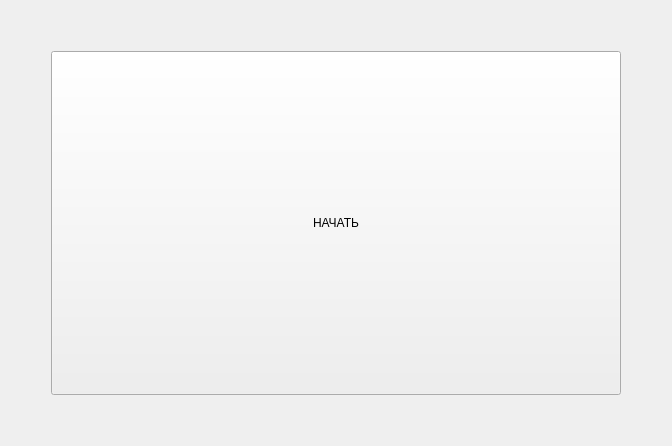
Old version of the form welcome.ui in the repository philipscode/Quiz-for-genetic-algorithm-task.
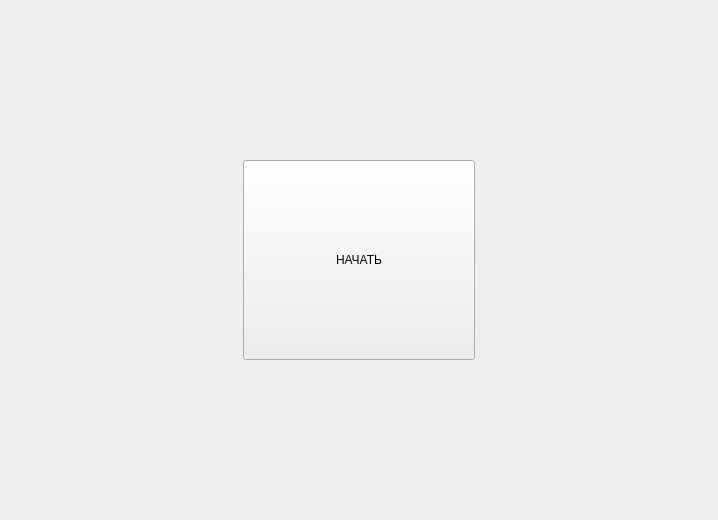
New version of the form.

```diff
--- a/welcome.ui
+++ b/welcome.ui
@@ -6,8 +6,8 @@
    <rect>
     <x>0</x>
     <y>0</y>
-    <width>672</width>
-    <height>446</height>
+    <width>718</width>
+    <height>520</height>
    </rect>
   </property>
   <property name="windowTitle">
@@ -20,11 +20,11 @@
       <enum>Qt::Horizontal</enum>
      </property>
      <property name="sizeType">
-      <enum>QSizePolicy::Preferred</enum>
+      <enum>QSizePolicy::Expanding</enum>
      </property>
      <property name="sizeHint" stdset="0">
       <size>
-       <width>40</width>
+       <width>200</width>
        <height>20</height>
       </size>
      </property>
@@ -36,12 +36,12 @@
       <enum>Qt::Vertical</enum>
      </property>
      <property name="sizeType">
-      <enum>QSizePolicy::Preferred</enum>
+      <enum>QSizePolicy::Expanding</enum>
      </property>
      <property name="sizeHint" stdset="0">
       <size>
        <width>20</width>
-       <height>40</height>
+       <height>150</height>
       </size>
      </property>
     </spacer>
@@ -52,11 +52,11 @@
       <enum>Qt::Horizontal</enum>
      </property>
      <property name="sizeType">
-      <enum>QSizePolicy::Preferred</enum>
+      <enum>QSizePolicy::Expanding</enum>
      </property>
      <property name="sizeHint" stdset="0">
       <size>
-       <width>40</width>
+       <width>200</width>
        <height>20</height>
       </size>
      </property>
@@ -65,11 +65,17 @@
    <item row="1" column="1">
     <widget class="QPushButton" name="startButton">
      <property name="sizePolicy">
-      <sizepolicy hsizetype="Preferred" vsizetype="Preferred">
+      <sizepolicy hsizetype="Expanding" vsizetype="Expanding">
        <horstretch>0</horstretch>
        <verstretch>0</verstretch>
       </sizepolicy>
      </property>
+     <property name="minimumSize">
+      <size>
+       <width>200</width>
+       <height>200</height>
+      </size>
+     </property>
      <property name="text">
       <string>НАЧАТЬ</string>
      </property>
@@ -81,12 +87,12 @@
       <enum>Qt::Vertical</enum>
      </property>
      <property name="sizeType">
-      <enum>QSizePolicy::Preferred</enum>
+      <enum>QSizePolicy::Expanding</enum>
      </property>
      <property name="sizeHint" stdset="0">
       <size>
        <width>20</width>
-       <height>40</height>
+       <height>150</height>
       </size>
      </property>
     </spacer>
```
